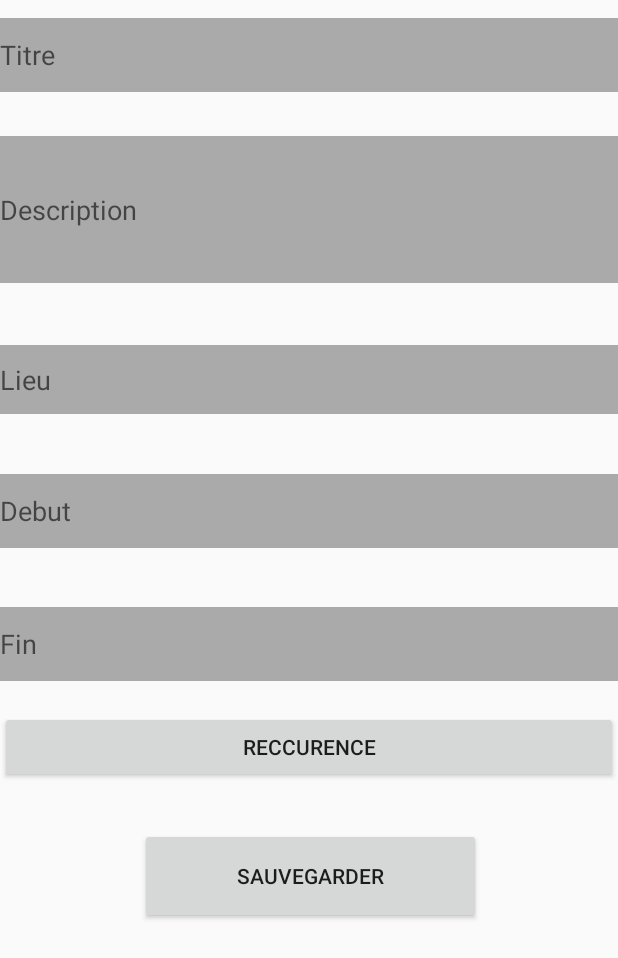
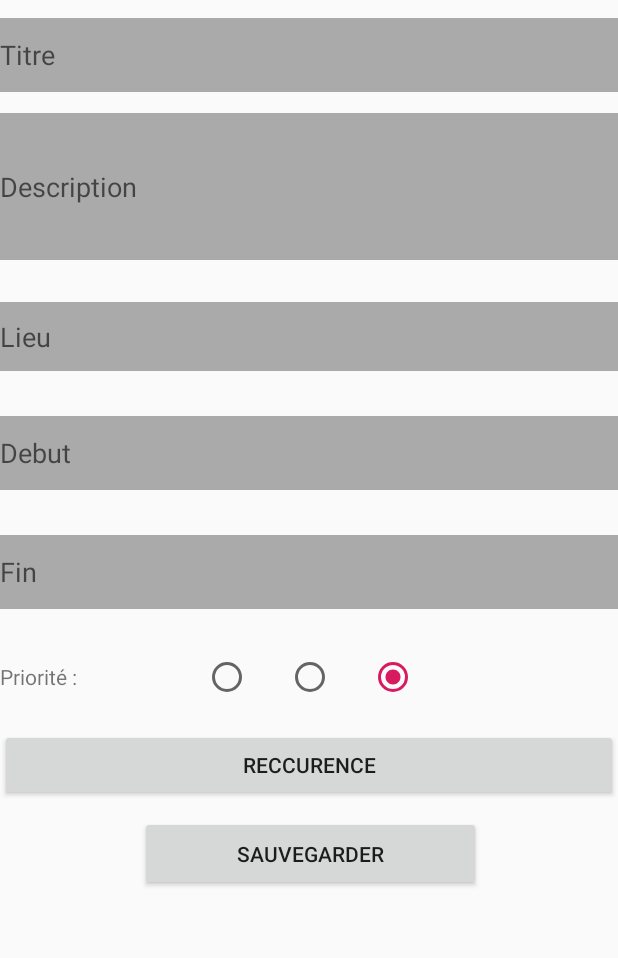
Before and after one commit to igondiu/MyAgenda, an Android app: the layout fragment_add.xml on its own in the app's theme, with its tools: preview values and no code run, on a phone screen of 412 x 824 dp. Shown: the top 958 px of the screen. Run offline under Robolectric (Android 15) with nearby library versions, the light colour scheme and no system bars; network calls fail.

Commit message:
Voir en détail les events : Priorité ajoutée

```diff
--- a/app/build.gradle
+++ b/app/build.gradle
@@ -33,5 +33,5 @@ dependencies {
     implementation 'android.arch.persistence.room:runtime:1.1.1'
     annotationProcessor 'android.arch.persistence.room:compiler:1.1.1'
     implementation 'com.android.support:recyclerview-v7:28.0.0'
-
+    implementation 'com.google.code.gson:gson:2.8.5'
 }
--- a/app/src/main/AndroidManifest.xml
+++ b/app/src/main/AndroidManifest.xml
@@ -13,9 +13,9 @@
     <application
         android:usesCleartextTraffic="true"
         android:allowBackup="true"
-        android:icon="@mipmap/ic_launcher"
+        android:icon="@mipmap/ic_logo_square"
         android:label="@string/app_name"
-        android:roundIcon="@mipmap/ic_launcher_round"
+        android:roundIcon="@mipmap/ic_logo"
         android:supportsRtl="true"
         android:theme="@style/AppTheme"
         tools:ignore="AllowBackup,GoogleAppIndexingWarning">
--- a/app/src/main/java/com/example/myagenda/Event_Fragment.java
+++ b/app/src/main/java/com/example/myagenda/Event_Fragment.java
@@ -11,9 +11,7 @@ import android.view.View;
 import android.view.ViewGroup;
 
 import com.example.myagenda.databaseClasses.Agenda_Class;
-import com.example.myagenda.databaseClasses.RecyclerViewAdapter;
 
-import java.util.ArrayList;
 import java.util.List;
 
 public class Event_Fragment extends Fragment {
--- a/app/src/main/java/com/example/myagenda/MainActivity.java
+++ b/app/src/main/java/com/example/myagenda/MainActivity.java
@@ -4,6 +4,7 @@ import android.arch.persistence.room.Room;
 import android.support.annotation.NonNull;
 import android.support.design.widget.BottomNavigationView;
 import android.support.v4.app.Fragment;
+import android.support.v4.app.FragmentManager;
 import android.support.v7.app.AppCompatActivity;
 import android.os.Bundle;
 import android.view.MenuItem;
@@ -14,6 +15,8 @@ import com.example.myagenda.databaseClasses.AppDataBase;
 public class MainActivity extends AppCompatActivity {
     public static AppDataBase appDataBase;
     public static Agenda_Class task;
+    public static BottomNavigationView bottomNav;
+
 
     @Override
     protected void onCreate(Bundle savedInstanceState) {
@@ -25,7 +28,8 @@ public class MainActivity extends AppCompatActivity {
         task = new Agenda_Class();
 
 
-        BottomNavigationView bottomNav = findViewById(R.id.bottom_navigation);
+
+        bottomNav = findViewById(R.id.bottom_navigation);
         bottomNav.setOnNavigationItemSelectedListener(navListener);
         // Lorsque le main est appelé en met le fragment Agenda par défaut
         getSupportFragmentManager().beginTransaction().replace(R.id.fragment_container, new Agenda_Fragment()).commit();
@@ -58,6 +62,7 @@ public class MainActivity extends AppCompatActivity {
                                 selectedFragment = new Agenda_Fragment();
                                 break;
                     }
+
                     getSupportFragmentManager().beginTransaction().replace(R.id.fragment_container, selectedFragment).commit();
                     return true;
                 }
--- a/app/src/main/res/layout/fragment_add.xml
+++ b/app/src/main/res/layout/fragment_add.xml
@@ -24,18 +24,18 @@
             android:layout_width="match_parent"
             android:layout_height="98dp"
             android:layout_below="@+id/Titre"
-        android:layout_marginTop="29dp"
+            android:layout_marginTop="14dp"
             android:background="@android:color/darker_gray"
             android:ems="10"
             android:hint="Description"
-        android:inputType="textPersonName" />
+            android:inputType="textPersonName"/>
 
     <EditText
         android:id="@+id/Place"
         android:layout_width="match_parent"
         android:layout_height="46dp"
         android:layout_below="@+id/Description"
-        android:layout_marginTop="41dp"
+        android:layout_marginTop="28dp"
         android:background="@android:color/darker_gray"
         android:ems="12"
         android:hint="Lieu"
@@ -46,7 +46,7 @@
         android:layout_width="match_parent"
         android:layout_height="49dp"
         android:layout_below="@+id/Place"
-        android:layout_marginTop="40dp"
+        android:layout_marginTop="30dp"
         android:background="@android:color/darker_gray"
         android:ems="12"
         android:hint="Debut"
@@ -57,7 +57,7 @@
         android:layout_width="match_parent"
         android:layout_height="49dp"
         android:layout_below="@+id/Debut"
-        android:layout_marginTop="39dp"
+        android:layout_marginTop="30dp"
         android:background="@android:color/darker_gray"
         android:ems="12"
         android:hint="Fin"
@@ -67,7 +67,7 @@
         android:id="@+id/Reccurence"
         android:layout_width="match_parent"
         android:layout_height="wrap_content"
-        android:layout_below="@+id/Fin"
+        android:layout_below="@+id/Priorité"
         android:layout_alignParentStart="true"
         android:layout_alignParentEnd="true"
         android:layout_marginStart="0dp"
@@ -78,14 +78,53 @@
     <Button
         android:id="@+id/Save"
         android:layout_width="226dp"
-        android:layout_height="64dp"
+        android:layout_height="50dp"
         android:layout_below="@+id/Reccurence"
         android:layout_alignParentStart="true"
         android:layout_alignParentEnd="true"
         android:layout_marginStart="93dp"
-        android:layout_marginTop="30dp"
+        android:layout_marginTop="10dp"
         android:layout_marginEnd="91dp"
         android:text="Sauvegarder" />
 
+    <TextView
+            android:layout_width="wrap_content"
+            android:layout_height="30dp"
+            android:text="Priorité : "
+            android:layout_below="@+id/Fin"
+            android:layout_marginTop="30dp"
+            android:id="@+id/Priorité"
+            android:gravity="center"/>
+
+    <RadioGroup
+            android:layout_width="wrap_content"
+            android:layout_height="wrap_content"
+            android:id="@+id/GroupRadio"
+            android:layout_below="@+id/Fin"
+            android:layout_marginTop="30dp"
+            android:orientation="horizontal"
+            android:layout_centerHorizontal="true">
+
+        <RadioButton
+            android:layout_width="30dp"
+            android:layout_height="30dp"
+            android:id="@+id/one"/>
+
+        <RadioButton
+            android:layout_width="30dp"
+            android:layout_height="30dp"
+            android:id="@+id/two"
+            android:layout_marginLeft="25dp"
+            android:layout_marginRight="25dp"/>
+
+        <RadioButton
+            android:layout_width="30dp"
+            android:layout_height="30dp"
+            android:id="@+id/three"
+            android:checked="true"/>
+
+    </RadioGroup>
+
+
 
 </RelativeLayout>
```
Also changed, not shown: app/src/main/java/com/example/myagenda/RecyclerViewAdapter.java (+3 -7 lines). Lines whose indentation alone changed are shown as unchanged.
